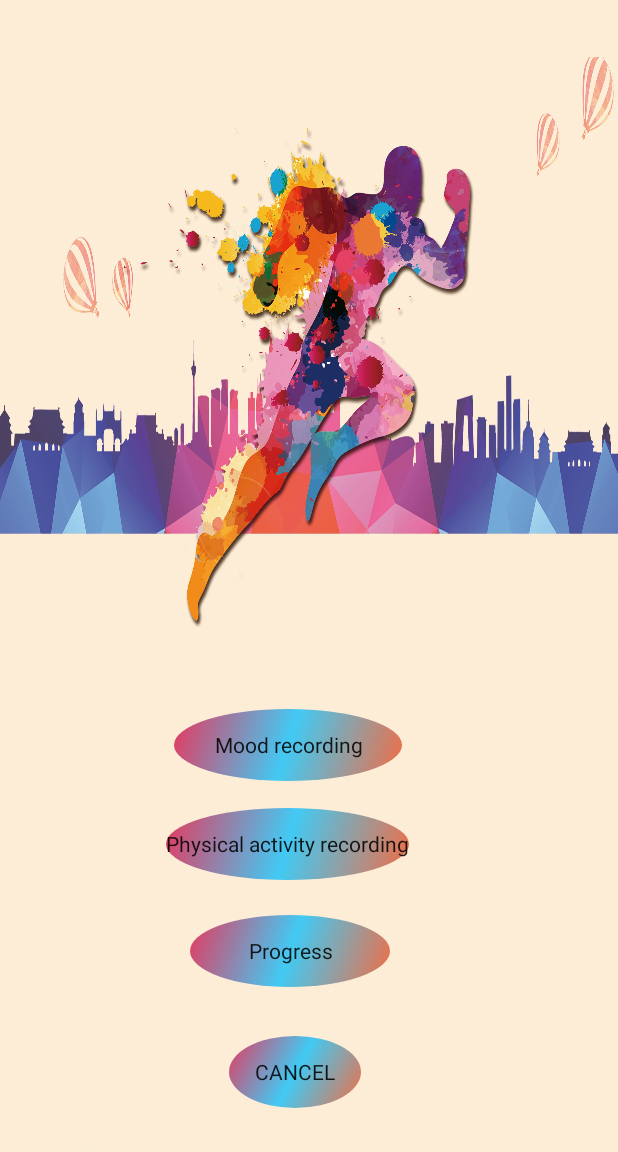
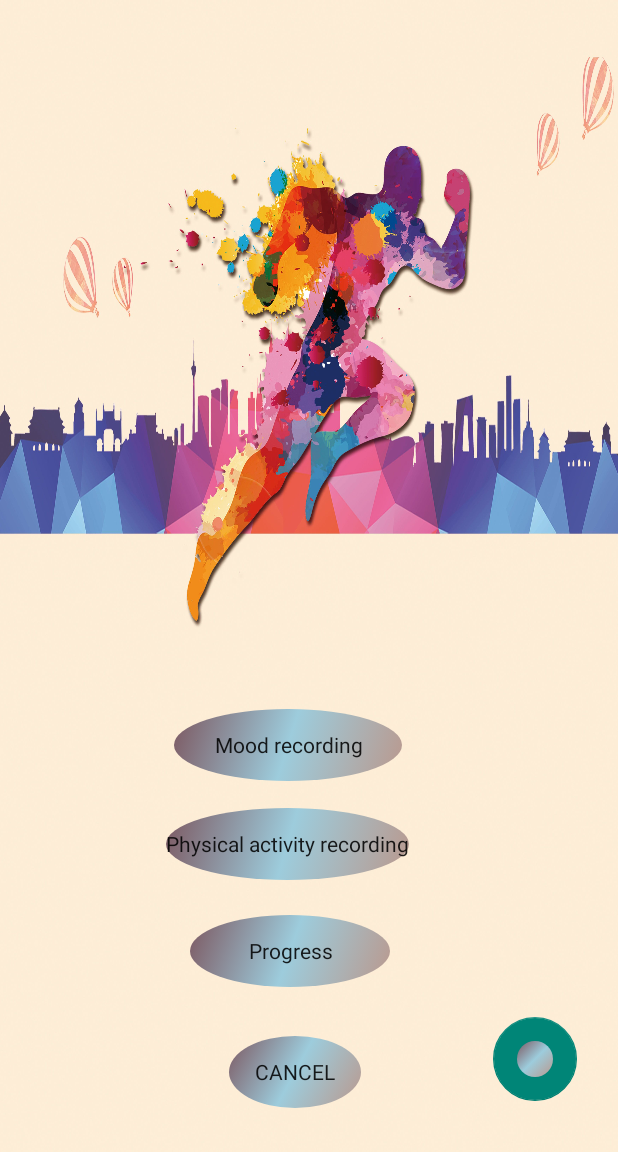
Before and after one commit to Fatemamahmoud-MH/Health-app, an Android app: the screen it shows after launch (MainActivity), on a phone screen of 412 x 824 dp, the part 84-1236 px from its top. Run offline under Robolectric (Android 15) with nearby library versions, the phone set to English and light mode, and no system bars.

Commit message:
lot of changes are done

```diff
--- a/app/src/main/AndroidManifest.xml
+++ b/app/src/main/AndroidManifest.xml
@@ -9,6 +9,12 @@
         android:roundIcon="@mipmap/ic_launcher_round"
         android:supportsRtl="true"
         android:theme="@style/Theme.HealthApp1">
+        <activity
+            android:name=".SocialContext"
+            android:exported="false" />
+        <activity
+            android:name=".EventAppraisal"
+            android:exported="false" />
         <activity
             android:name=".MoodRecording"
             android:exported="false" />
--- a/app/src/main/java/com/example/healthapp1/MainActivity.java
+++ b/app/src/main/java/com/example/healthapp1/MainActivity.java
@@ -4,21 +4,29 @@ import androidx.appcompat.app.AppCompatActivity;
 
 import android.content.Intent;
 import android.os.Bundle;
+import android.view.View;
 import android.widget.Button;
 
 public class MainActivity extends AppCompatActivity {
-    Button mood_recording;
 
     @Override
     protected void onCreate(Bundle savedInstanceState) {
         super.onCreate(savedInstanceState);
         setContentView(R.layout.activity_main);
-        mood_recording = findViewById(R.id.button);
+        Button mood_recording = findViewById(R.id.button);
         mood_recording.setOnClickListener(view -> openSurveyActivity());
+        ///cancel button
+        Button button_cancel = findViewById(R.id.buttonCancel);
+        button_cancel.setOnClickListener(view -> {
+            moveTaskToBack(true);
+            android.os.Process.killProcess(android.os.Process.myPid());
+            System.exit(1);
+        });
 
     }
     public void openSurveyActivity(){
         Intent intentSurvey = new Intent(MainActivity.this,MoodRecording.class);
         startActivity(intentSurvey);
     }
+
 }
--- a/app/src/main/java/com/example/healthapp1/Splash.java
+++ b/app/src/main/java/com/example/healthapp1/Splash.java
@@ -21,7 +21,7 @@ public class Splash extends AppCompatActivity {
             startActivity(i);
 
 
-        },5000);
+        },3000);
 
     }
 }
--- a/app/src/main/res/drawable/gradient.xml
+++ b/app/src/main/res/drawable/gradient.xml
@@ -3,18 +3,18 @@
     <item android:state_pressed="false">
         <shape android:shape="oval">
             <gradient
-                android:startColor="#f46b42"
-                android:centerColor="#41caf4"
-                android:endColor="#e8375d"
+                android:startColor="#BA988D"
+                android:centerColor="#9DCCDC"
+                android:endColor="#7C5760"
                 android:angle="135" />
         </shape>
     </item>
     <item android:state_pressed="true">
         <shape android:shape="oval">
             <gradient
-                android:startColor="#f46b42"
-                android:centerColor="#41caf4"
-                android:endColor="#e8375d"
+                android:startColor="#C6C0BE"
+                android:centerColor="#CCDBDF"
+                android:endColor="#E1CBD0"
                 android:angle="180" />
         </shape>
     </item>
--- a/app/src/main/res/layout/activity_main.xml
+++ b/app/src/main/res/layout/activity_main.xml
@@ -44,7 +44,7 @@
         android:text="@string/progress" />
 
     <Button
-        android:id="@+id/button4"
+        android:id="@+id/buttonCancel"
         android:layout_width="wrap_content"
         android:layout_height="wrap_content"
         android:layout_alignParentEnd="true"
@@ -54,4 +54,16 @@
         android:background="@drawable/gradient"
         android:text="@string/cancel"
         style="@style/CardView.Dark"/>
+
+    <com.google.android.material.floatingactionbutton.FloatingActionButton
+        android:id="@+id/fab"
+        android:layout_width="wrap_content"
+        android:layout_height="wrap_content"
+        android:layout_alignParentEnd="true"
+        android:layout_alignParentBottom="true"
+        android:layout_gravity="end|bottom"
+        android:layout_marginEnd="27dp"
+        android:layout_marginBottom="34dp"
+        android:contentDescription="@string/submit"
+        android:src="@drawable/gradient" />
 </RelativeLayout>
```
Also changed, not shown: app/src/main/java/com/example/healthapp1/EventAppraisal.java (added, +97 -0 lines), app/src/main/java/com/example/healthapp1/MoodRecording.java (+24 -2 lines), app/src/main/java/com/example/healthapp1/SocialContext.java (added, +14 -0 lines), app/src/main/res/drawable/custom.xml (+7 -5 lines), app/src/main/res/layout/activity_event_appraisal.xml (added, +127 -0 lines), app/src/main/res/layout/activity_mood_recording.xml (+13 -12 lines), app/src/main/res/layout/activity_social_context.xml (added, +7 -0 lines), app/src/main/res/layout/activity_splash.xml (+6 -5 lines), app/src/main/res/values/strings.xml (+8 -1 lines).
